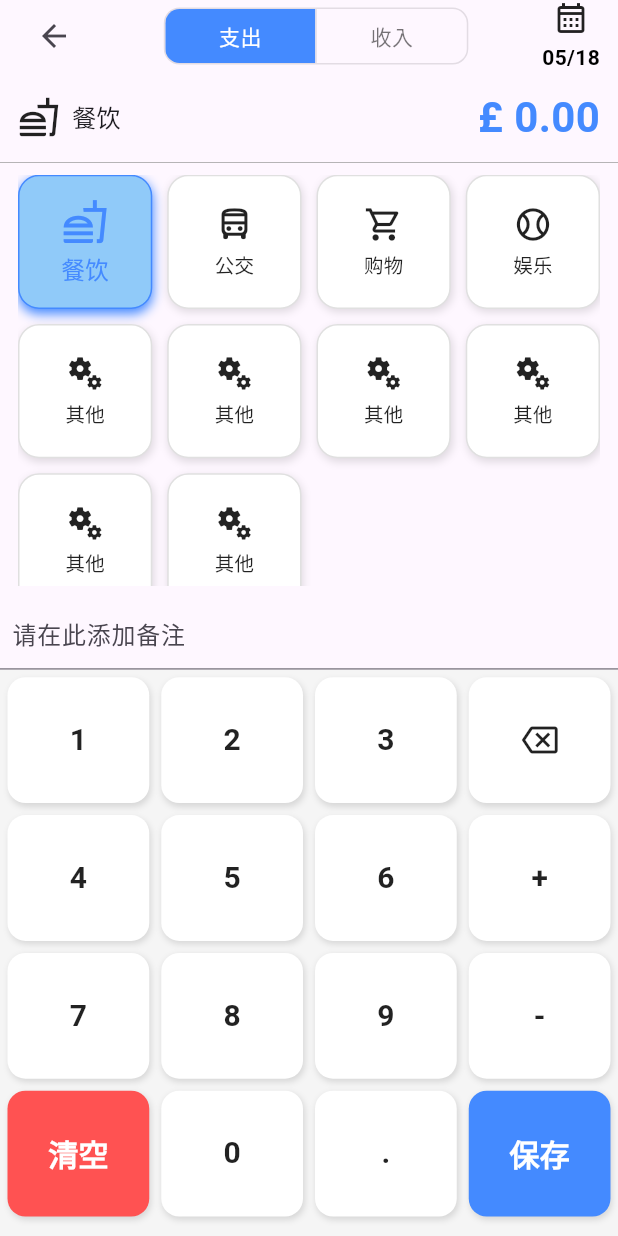
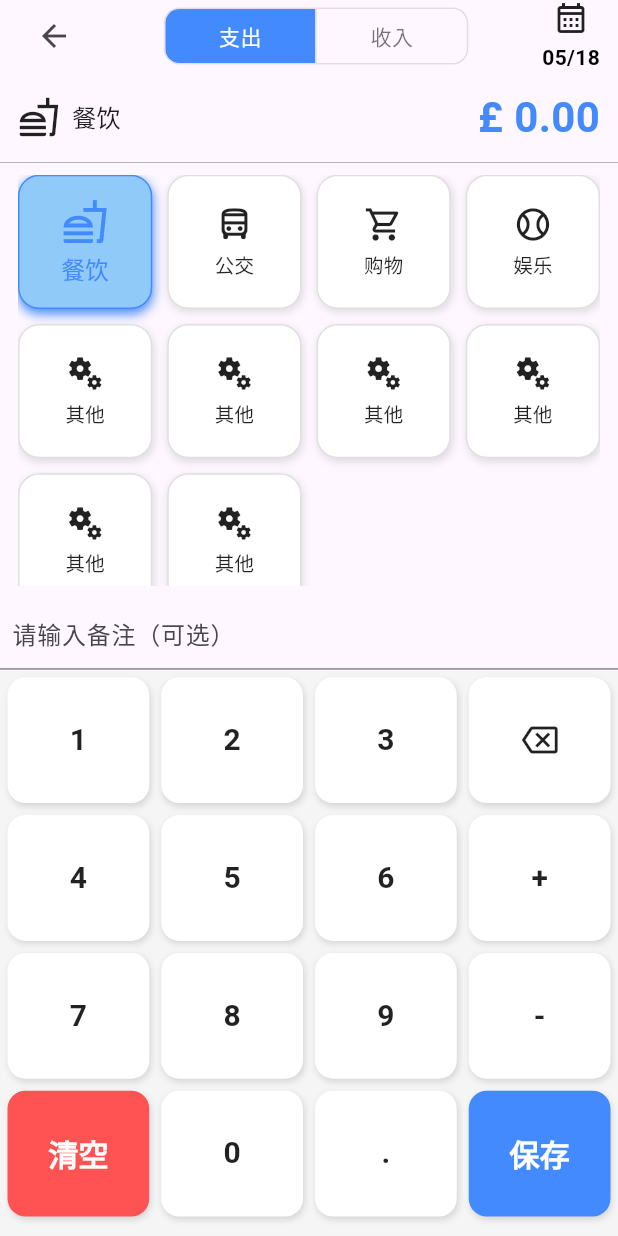
Before and after one commit to Each9084/Quick_Accounting_Tracker, a Flutter app: the AddBillPage screen opened directly, on a phone screen of 412 x 824 dp. Run offline on Flutter 3.47's test engine with Material 3 defaults, Android fonts, the phone set to English and light mode, and no system bars; missing offline and left inert: dart:ffi.

Commit message:
add international Strings

```diff
--- a/lib/widgets/note_input_bar.dart
+++ b/lib/widgets/note_input_bar.dart
@@ -1,4 +1,6 @@
 import 'package:flutter/material.dart';
+
+import '../l10n/strings.dart';
 
 class NoteInputBar extends StatelessWidget {
   final TextEditingController controller;
@@ -13,8 +15,8 @@ class NoteInputBar extends StatelessWidget {
     return Container(
       child: TextField(
         controller: controller,
-        decoration: const InputDecoration(
-          hintText: "请在此添加备注",
+        decoration:  InputDecoration(
+          hintText: Strings.get("note_hint"),
           border: UnderlineInputBorder(),
           contentPadding: EdgeInsets.symmetric(vertical: 4,horizontal: 8),
         ),
```
